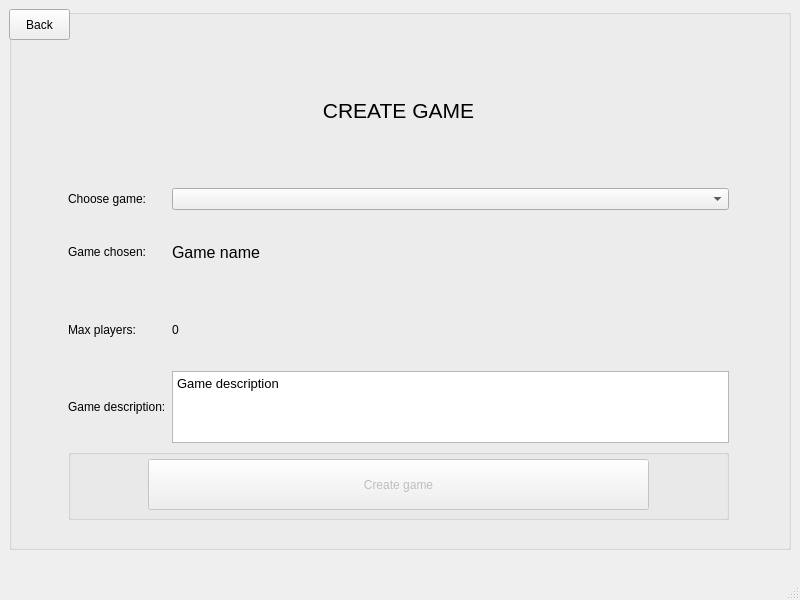
First picture: the form in client/views/creategameview.ui, repository cavoke-project/cavoke, before the edit.
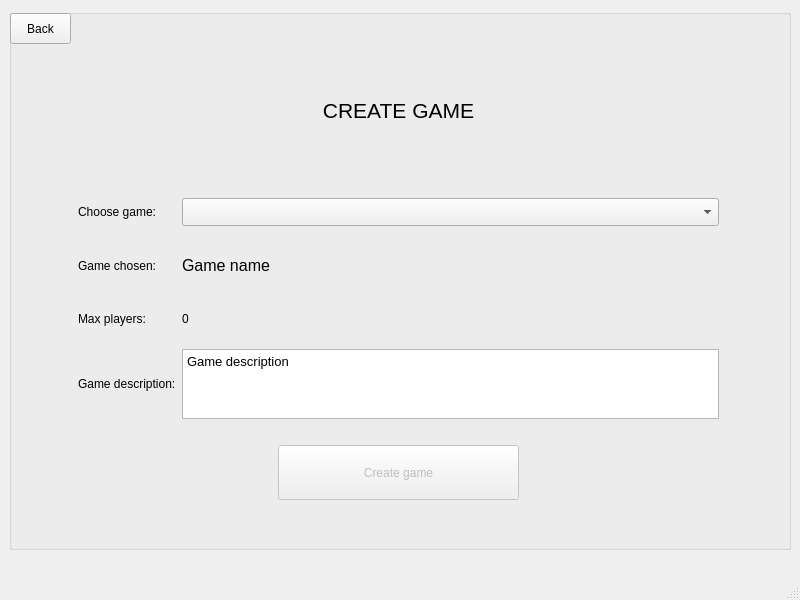
Second picture: the form after the edit.

Commit message: StartView CreateGameView improved

```diff
--- a/client/views/creategameview.ui
+++ b/client/views/creategameview.ui
@@ -10,6 +10,18 @@
     <height>600</height>
    </rect>
   </property>
+  <property name="minimumSize">
+   <size>
+    <width>800</width>
+    <height>600</height>
+   </size>
+  </property>
+  <property name="maximumSize">
+   <size>
+    <width>800</width>
+    <height>600</height>
+   </size>
+  </property>
   <property name="windowTitle">
    <string>MainWindow</string>
   </property>
@@ -32,15 +44,24 @@
     <widget class="QPushButton" name="backButton">
      <property name="geometry">
       <rect>
-       <x>0</x>
-       <y>0</y>
+       <x>1</x>
+       <y>4</y>
        <width>61</width>
        <height>31</height>
       </rect>
      </property>
+     <property name="sizePolicy">
+      <sizepolicy hsizetype="Minimum" vsizetype="Minimum">
+       <horstretch>0</horstretch>
+       <verstretch>0</verstretch>
+      </sizepolicy>
+     </property>
      <property name="text">
       <string>Back</string>
      </property>
+     <property name="flat">
+      <bool>false</bool>
+     </property>
     </widget>
     <widget class="QWidget" name="gridLayoutWidget">
      <property name="geometry">
@@ -51,14 +72,52 @@
        <height>481</height>
       </rect>
      </property>
-     <layout class="QGridLayout" name="gridLayout" rowstretch="2,1,1,1,1,1">
-      <item row="3" column="1">
-       <widget class="QLabel" name="playersAmountLabel">
+     <layout class="QGridLayout" name="gridLayout" rowstretch="3,1,1,1,1,2">
+      <property name="leftMargin">
+       <number>10</number>
+      </property>
+      <property name="rightMargin">
+       <number>10</number>
+      </property>
+      <item row="1" column="0">
+       <widget class="QLabel" name="label_2">
         <property name="text">
-         <string>0</string>
+         <string>Choose game:</string>
         </property>
        </widget>
       </item>
+      <item row="5" column="0" colspan="2">
+       <layout class="QHBoxLayout" name="horizontalLayout">
+        <property name="leftMargin">
+         <number>200</number>
+        </property>
+        <property name="topMargin">
+         <number>20</number>
+        </property>
+        <property name="rightMargin">
+         <number>200</number>
+        </property>
+        <property name="bottomMargin">
+         <number>20</number>
+        </property>
+        <item>
+         <widget class="QPushButton" name="createGameButton">
+          <property name="enabled">
+           <bool>false</bool>
+          </property>
+          <property name="sizePolicy">
+           <sizepolicy hsizetype="Minimum" vsizetype="Ignored">
+            <horstretch>0</horstretch>
+            <verstretch>0</verstretch>
+           </sizepolicy>
+          </property>
+          <property name="text">
+           <string>Create game</string>
+          </property>
+         </widget>
+        </item>
+       </layout>
+      </item>
       <item row="2" column="0">
        <widget class="QLabel" name="label_5">
         <property name="text">
@@ -66,8 +125,12 @@
         </property>
        </widget>
       </item>
-      <item row="1" column="1">
-       <widget class="QComboBox" name="gamesListComboBox"/>
+      <item row="4" column="0">
+       <widget class="QLabel" name="label_4">
+        <property name="text">
+         <string>Game description:</string>
+        </property>
+       </widget>
       </item>
       <item row="4" column="1">
        <widget class="QTextBrowser" name="gameDescriptionTextBrowser">
@@ -80,10 +143,29 @@
         </property>
        </widget>
       </item>
-      <item row="4" column="0">
-       <widget class="QLabel" name="label_4">
+      <item row="3" column="1">
+       <widget class="QLabel" name="playersAmountLabel">
         <property name="text">
-         <string>Game description:</string>
+         <string>0</string>
+        </property>
+       </widget>
+      </item>
+      <item row="2" column="1">
+       <widget class="QLabel" name="gameNameLabel">
+        <property name="font">
+         <font>
+          <pointsize>12</pointsize>
+         </font>
+        </property>
+        <property name="text">
+         <string>Game name</string>
+        </property>
+       </widget>
+      </item>
+      <item row="3" column="0">
+       <widget class="QLabel" name="label_3">
+        <property name="text">
+         <string>Max players:</string>
         </property>
        </widget>
       </item>
@@ -105,66 +187,28 @@
         </property>
        </widget>
       </item>
-      <item row="3" column="0">
-       <widget class="QLabel" name="label_3">
-        <property name="text">
-         <string>Max players:</string>
+      <item row="1" column="1">
+       <layout class="QHBoxLayout" name="horizontalLayout_3">
+        <property name="leftMargin">
+         <number>0</number>
         </property>
-       </widget>
-      </item>
-      <item row="2" column="1">
-       <widget class="QLabel" name="gameNameLabel">
-        <property name="font">
-         <font>
-          <pointsize>12</pointsize>
-         </font>
+        <property name="topMargin">
+         <number>10</number>
         </property>
-        <property name="text">
-         <string>Game name</string>
+        <property name="bottomMargin">
+         <number>10</number>
         </property>
-       </widget>
-      </item>
-      <item row="1" column="0">
-       <widget class="QLabel" name="label_2">
-        <property name="text">
-         <string>Choose game:</string>
-        </property>
-       </widget>
-      </item>
-      <item row="5" column="0" colspan="2">
-       <widget class="QGroupBox" name="groupBox_2">
-        <property name="sizePolicy">
-         <sizepolicy hsizetype="Ignored" vsizetype="Ignored">
-          <horstretch>0</horstretch>
-          <verstretch>0</verstretch>
-         </sizepolicy>
-        </property>
-        <property name="title">
-         <string/>
-        </property>
-        <widget class="QPushButton" name="createGameButton">
-         <property name="enabled">
-          <bool>false</bool>
-         </property>
-         <property name="geometry">
-          <rect>
-           <x>80</x>
-           <y>10</y>
-           <width>501</width>
-           <height>51</height>
-          </rect>
-         </property>
-         <property name="sizePolicy">
-          <sizepolicy hsizetype="Minimum" vsizetype="Ignored">
-           <horstretch>0</horstretch>
-           <verstretch>0</verstretch>
-          </sizepolicy>
-         </property>
-         <property name="text">
-          <string>Create game</string>
-         </property>
-        </widget>
-       </widget>
+        <item>
+         <widget class="QComboBox" name="gamesListComboBox">
+          <property name="sizePolicy">
+           <sizepolicy hsizetype="Ignored" vsizetype="Ignored">
+            <horstretch>0</horstretch>
+            <verstretch>0</verstretch>
+           </sizepolicy>
+          </property>
+         </widget>
+        </item>
+       </layout>
       </item>
      </layout>
     </widget>
```
The commit also changes 1 other file.
